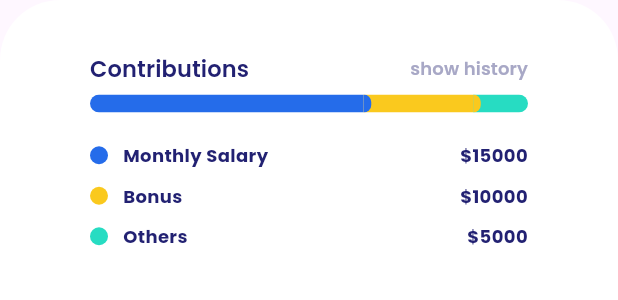
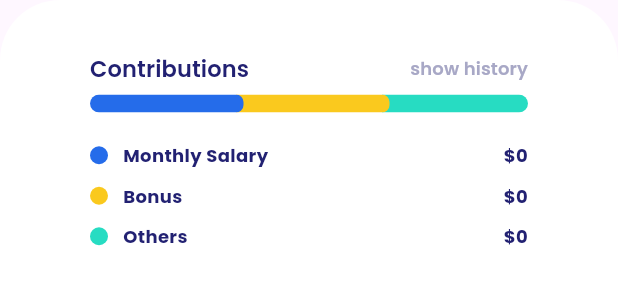
Before and after one commit to Developer-Krishnapc/dhiwise_project_task, a Flutter app: the ContributionSection widget shown alone on an empty page, opened directly, on a phone screen of 412 x 824 dp. Shown: the top 300 px of the screen. Run offline on Flutter 3.47's test engine with Material 3 defaults, Android fonts, the phone set to English and light mode, and no system bars; our stand-ins replace auto_route, cloud_firestore, firebase_core, flutter_riverpod, flutter_svg, freezed_annotation and 2 more; accounts and stored records are empty; generated files the repository leaves out were written again.

Commit message:
feat: changed the flow and ui

```diff
--- a/lib/core/constants.dart
+++ b/lib/core/constants.dart
@@ -5,5 +5,9 @@ class Constants {
   static const String contributions = 'contribution_list';
   static const String dateTime = 'dateTime';
   static const String amount = 'amount';
-  static const String totalSaving = 'total_saving';
+  static const String contributionType = 'type';
+
+  //Contribution type
+  static const String salary = 'salary';
+  static const String bonus = 'bonus';
 }
--- a/lib/features/components/contribution_section.dart
+++ b/lib/features/components/contribution_section.dart
@@ -1,18 +1,24 @@
+import 'package:auto_route/auto_route.dart';
 import 'package:dhiwise_project/core/extensions/context.dart';
+import 'package:dhiwise_project/features/providers/house_data_provider.dart';
+import 'package:dhiwise_project/routes/app_router.dart';
 import 'package:dhiwise_project/theme/app_colors.dart';
 import 'package:dhiwise_project/theme/app_text_theme.dart';
 import 'package:flutter/material.dart';
+import 'package:flutter_riverpod/flutter_riverpod.dart';
 
-class ContributionSection extends StatefulWidget {
+class ContributionSection extends ConsumerStatefulWidget {
   const ContributionSection({super.key});
 
   @override
-  State<ContributionSection> createState() => _ContributionSectionState();
+  ConsumerState<ConsumerStatefulWidget> createState() =>
+      _ContributionSectionState();
 }
 
-class _ContributionSectionState extends State<ContributionSection> {
+class _ContributionSectionState extends ConsumerState<ContributionSection> {
   @override
   Widget build(BuildContext context) {
+    final data = ref.watch(houseDataNotifierProvider);
     return Container(
       width: context.width,
       decoration: BoxDecoration(
@@ -37,10 +43,15 @@ class _ContributionSectionState extends State<ContributionSection> {
                   style: AppTextTheme.semiBold15
                       .copyWith(color: AppColor.darkBlue, letterSpacing: 0.1),
                 ),
-                Text(
-                  'show history',
-                  style: AppTextTheme.semiBold12
-                      .copyWith(color: AppColor.grey, letterSpacing: 0.1),
+                InkWell(
+                  onTap: () {
+                    context.pushRoute(const ContributionHistoryRoute());
+                  },
+                  child: Text(
+                    'show history',
+                    style: AppTextTheme.semiBold12
+                        .copyWith(color: AppColor.grey, letterSpacing: 0.1),
+                  ),
                 ),
               ],
             ),
@@ -54,7 +65,10 @@ class _ContributionSectionState extends State<ContributionSection> {
                   child: Row(
                     children: [
                       Expanded(
-                        flex: 5,
+                        flex: (data.totalSaving == 0)
+                            ? 3
+                            : ((data.totalSalaryContribution * 100) ~/
+                                data.totalSaving),
                         child: Container(
                           width: 30,
                           decoration: const BoxDecoration(
@@ -63,9 +77,12 @@ class _ContributionSectionState extends State<ContributionSection> {
                         ),
                       ),
                       Expanded(
-                        flex: 2,
+                        flex: (data.totalSaving == 0)
+                            ? 3
+                            : ((data.totolBonusContribution * 100) ~/
+                                data.totalSaving),
                         child: Container(
-                          width: 30,
+                          // width: 30,
                           color: AppColor.yellow,
                           child: Row(children: [
                             Container(
@@ -85,9 +102,12 @@ class _ContributionSectionState extends State<ContributionSection> {
                         ),
                       ),
                       Expanded(
-                        flex: 1,
+                        flex: (data.totalSaving == 0)
+                            ? 3
+                            : ((data.totalOtherContribution * 100) ~/
+                                data.totalSaving),
                         child: Container(
-                          width: 30,
+                          // width: 30,
                           color: AppColor.limeGreen,
                           child: Row(children: [
                             Container(
@@ -133,7 +153,7 @@ class _ContributionSectionState extends State<ContributionSection> {
                     ),
                     Expanded(
                         child: Text(
-                      '\$15000',
+                      '\$${data.totalSalaryContribution}',
                       style: AppTextTheme.medium12.copyWith(
                           color: AppColor.darkBlue,
                           fontWeight: FontWeight.bold),
@@ -160,7 +180,7 @@ class _ContributionSectionState extends State<ContributionSection> {
                             fontWeight: FontWeight.bold)),
                     Expanded(
                         child: Text(
-                      '\$10000',
+                      '\$${data.totolBonusContribution}',
                       textAlign: TextAlign.right,
                       style: AppTextTheme.medium12.copyWith(
                           color: AppColor.darkBlue,
@@ -187,7 +207,7 @@ class _ContributionSectionState extends State<ContributionSection> {
                             fontWeight: FontWeight.bold)),
                     Expanded(
                         child: Text(
-                      '\$5000',
+                      '\$${data.totalOtherContribution}',
                       textAlign: TextAlign.right,
                       style: AppTextTheme.medium12.copyWith(
                           color: AppColor.darkBlue,
--- a/lib/features/model/house_model.dart
+++ b/lib/features/model/house_model.dart
@@ -7,6 +7,9 @@ part 'house_model.g.dart';
 class HouseState with _$HouseState {
   const factory HouseState(
       {@Default(0) int totalSaving,
+      @Default(0) int totalSalaryContribution,
+      @Default(0) int totalOtherContribution,
+      @Default(0) int totolBonusContribution,
       @Default(0) int targetHousePrice,
       @Default(0.0) double monthlyProjection,
       @Default(<MonthlyContributionState>[])
@@ -20,8 +23,9 @@ class HouseState with _$HouseState {
 @freezed
 class MonthlyContributionState with _$MonthlyContributionState {
   const factory MonthlyContributionState({
-    @Default('') String dateTime,
+    DateTime? dateTime,
     @Default(0) int amount,
+    @Default('') String type,
   }) = _MonthlyContributionState;
 
   factory MonthlyContributionState.fromJson(Map<String, dynamic> json) =>
--- a/lib/routes/app_router.dart
+++ b/lib/routes/app_router.dart
@@ -1,4 +1,5 @@
 import 'package:auto_route/auto_route.dart';
+import 'package:dhiwise_project/features/contribution_history_page.dart';
 import 'package:dhiwise_project/features/financial_page.dart';
 import 'package:dhiwise_project/features/home.dart';
 import 'package:dhiwise_project/features/main_page.dart';
@@ -21,5 +22,6 @@ class AppRouter extends _$AppRouter {
             page: HomeRoute.page,
           ),
         ]),
+        AutoRoute(page: ContributionHistoryRoute.page),
       ];
 }
--- a/lib/theme/app_colors.dart
+++ b/lib/theme/app_colors.dart
@@ -10,4 +10,5 @@ class AppColor {
   static const Color limeGreen = Color(0xFF27DCC2);
   static const Color lightBlue = Color(0xFF256CEA);
   static const Color grey = Color(0xFFA8A8C6);
+  static const Color green = Colors.green;
 }
```
Also changed, not shown: lib/features/contribution_history_page.dart (added, +96 -0 lines), lib/features/providers/house_data_provider.dart (+35 -8 lines), lib/features/model/house_model.freezed.dart, lib/features/model/house_model.g.dart, lib/features/providers/house_data_provider.g.dart, lib/routes/app_router.gr.dart.
